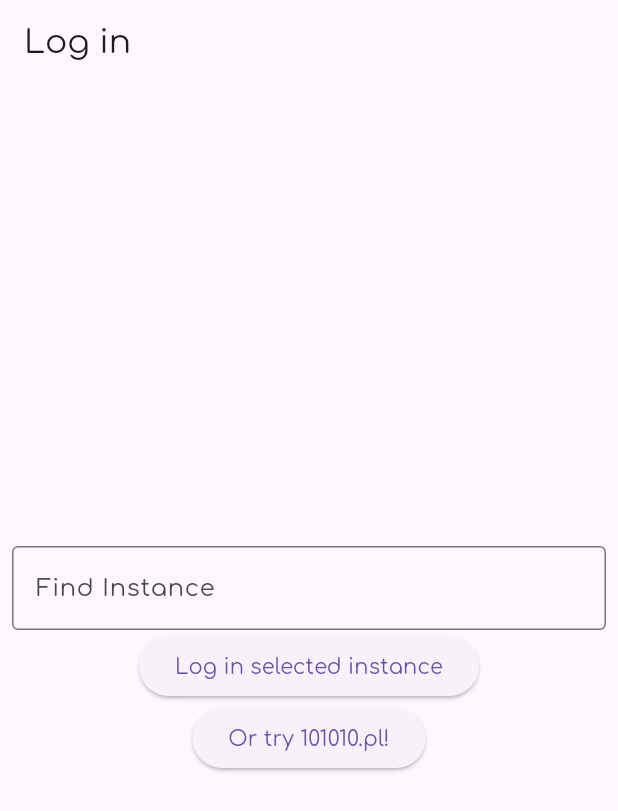
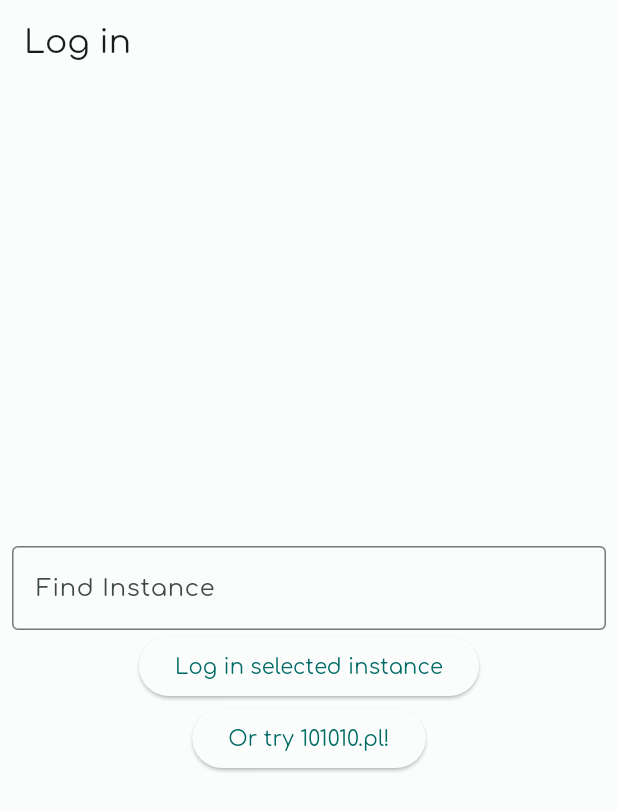
Before and after one commit to grycmat/my_toots, a Flutter app: the screen it shows after launch, on a phone screen of 412 x 824 dp. Shown: the top 811 px of the screen. Run offline on Flutter 3.47's test engine with Material 2 defaults, Android fonts, the phone set to English and light mode, and no system bars; our stand-ins replace cached_network_image, dio, file_picker, flex_color_scheme, flutter_html, get_it and 5 more; missing offline and left inert: any_link_preview.

Commit message:
new color scheme

```diff
--- /dev/null
+++ b/lib/color_schemes.dart
@@ -0,0 +1,65 @@
+import 'package:flutter/material.dart';
+
+const lightColorScheme = ColorScheme(
+  brightness: Brightness.light,
+  primary: Color(0xFF006A64),
+  onPrimary: Color(0xFFFFFFFF),
+  primaryContainer: Color(0xFF71F7EC),
+  onPrimaryContainer: Color(0xFF00201E),
+  secondary: Color(0xFF4A6360),
+  onSecondary: Color(0xFFFFFFFF),
+  secondaryContainer: Color(0xFFCCE8E4),
+  onSecondaryContainer: Color(0xFF051F1D),
+  tertiary: Color(0xFF48617A),
+  onTertiary: Color(0xFFFFFFFF),
+  tertiaryContainer: Color(0xFFCFE5FF),
+  onTertiaryContainer: Color(0xFF001D34),
+  error: Color(0xFFBA1A1A),
+  errorContainer: Color(0xFFFFDAD6),
+  onError: Color(0xFFFFFFFF),
+  onErrorContainer: Color(0xFF410002),
+  background: Color(0xFFFAFDFB),
+  onBackground: Color(0xFF191C1C),
+  surface: Color(0xFFFAFDFB),
+  onSurface: Color(0xFF191C1C),
+  surfaceVariant: Color(0xFFDAE5E2),
+  onSurfaceVariant: Color(0xFF3F4947),
+  outline: Color(0xFF6F7977),
+  onInverseSurface: Color(0xFFEFF1F0),
+  inverseSurface: Color(0xFF2D3130),
+  inversePrimary: Color(0xFF50DBD0),
+  shadow: Color(0xFF000000),
+  surfaceTint: Color(0xFF006A64),
+);
+
+const darkColorScheme = ColorScheme(
+  brightness: Brightness.dark,
+  primary: Color(0xFF50DBD0),
+  onPrimary: Color(0xFF003734),
+  primaryContainer: Color(0xFF00504B),
+  onPrimaryContainer: Color(0xFF71F7EC),
+  secondary: Color(0xFFB0CCC8),
+  onSecondary: Color(0xFF1C3532),
+  secondaryContainer: Color(0xFF324B49),
+  onSecondaryContainer: Color(0xFFCCE8E4),
+  tertiary: Color(0xFFAFC9E7),
+  onTertiary: Color(0xFF18324A),
+  tertiaryContainer: Color(0xFF304962),
+  onTertiaryContainer: Color(0xFFCFE5FF),
+  error: Color(0xFFFFB4AB),
+  errorContainer: Color(0xFF93000A),
+  onError: Color(0xFF690005),
+  onErrorContainer: Color(0xFFFFDAD6),
+  background: Color(0xFF191C1C),
+  onBackground: Color(0xFFE0E3E2),
+  surface: Color(0xFF191C1C),
+  onSurface: Color(0xFFE0E3E2),
+  surfaceVariant: Color(0xFF3F4947),
+  onSurfaceVariant: Color(0xFFBEC9C6),
+  outline: Color(0xFF899391),
+  onInverseSurface: Color(0xFF191C1C),
+  inverseSurface: Color(0xFFE0E3E2),
+  inversePrimary: Color(0xFF006A64),
+  shadow: Color(0xFF000000),
+  surfaceTint: Color(0xFF50DBD0),
+);
--- a/lib/main.dart
+++ b/lib/main.dart
@@ -4,6 +4,7 @@ import 'package:flutter/material.dart';
 import 'package:get_it/get_it.dart';
 import 'package:get_it_mixin/get_it_mixin.dart';
 import 'package:injectable/injectable.dart';
+import 'package:my_toots/color_schemes.dart';
 import 'package:my_toots/getIt.instance.dart';
 import 'package:my_toots/main.config.dart';
 import 'package:my_toots/pages/home.page.dart';
@@ -37,49 +38,16 @@ class MyToots extends StatelessWidget with GetItMixin {
       title: 'Flutter Demo',
       theme: ThemeData(
         useMaterial3: true,
+        colorScheme: lightColorScheme,
         fontFamily: 'Comfortaa',
-        brightness: watchOnly<ThemeService, Brightness>(
-            (ThemeService service) =>
-                service.isDark ? Brightness.dark : Brightness.light),
-        primarySwatch: watchOnly<ThemeService, MaterialColor>(
-            (ThemeService service) => service.primarySwatch),
       ),
-      // theme: FlexThemeData.light(
-      //   scheme: FlexScheme.aquaBlue,
-      //   surfaceMode: FlexSurfaceMode.levelSurfacesLowScaffold,
-      //   blendLevel: 9,
-      //   subThemesData: const FlexSubThemesData(
-      //     blendOnLevel: 10,
-      //     blendOnColors: false,
-      //     useFlutterDefaults: true,
-      //     bottomNavigationBarSelectedLabelSchemeColor: SchemeColor.primary,
-      //     bottomNavigationBarSelectedIconSchemeColor: SchemeColor.primary,
-      //     bottomNavigationBarShowUnselectedLabels: false,
-      //   ),
-      //   visualDensity: FlexColorScheme.comfortablePlatformDensity,
-      //   useMaterial3: true,
-      //   swapLegacyOnMaterial3: true,
-      //   fontFamily: 'Comfortaa',
-      // ),
-      // darkTheme: FlexThemeData.dark(
-      //   scheme: FlexScheme.aquaBlue,
-      //   surfaceMode: FlexSurfaceMode.levelSurfacesLowScaffold,
-      //   blendLevel: 15,
-      //   subThemesData: const FlexSubThemesData(
-      //     blendOnLevel: 20,
-      //     useFlutterDefaults: true,
-      //     bottomNavigationBarSelectedLabelSchemeColor: SchemeColor.primary,
-      //     bottomNavigationBarSelectedIconSchemeColor: SchemeColor.primary,
-      //     bottomNavigationBarShowUnselectedLabels: false,
-      //   ),
-      //   visualDensity: FlexColorScheme.comfortablePlatformDensity,
-      //   useMaterial3: true,
-      //   swapLegacyOnMaterial3: true,
-      //   fontFamily: 'Comfortaa',
-      // ),
-      // themeMode: watchOnly((ThemeService s) => s.isDark)
-      //     ? ThemeMode.dark
-      //     : ThemeMode.light,
+      darkTheme: ThemeData(
+        useMaterial3: true,
+        colorScheme: darkColorScheme,
+        fontFamily: 'Comfortaa',
+      ),
+      themeMode: watchOnly<ThemeService, ThemeMode>((ThemeService service) =>
+          service.isDark ? ThemeMode.dark : ThemeMode.light),
       home: _service.hasUserCredentials()
           ? HomePage()
           : const SelectInstancePage(),
--- a/lib/pages/notifications.page.dart
+++ b/lib/pages/notifications.page.dart
@@ -86,7 +86,6 @@ class _NotificationsPageState extends State<NotificationsPage> {
                           StatusAccountRowWidget(account: noti.account),
                           Card(
                             elevation: 1,
-                            color: Theme.of(context).primaryColorLight,
                             child: StatusInNotificationWidget(
                               status: noti.status!,
                             ),
--- a/lib/widgets/compose_fab.widget.dart
+++ b/lib/widgets/compose_fab.widget.dart
@@ -19,7 +19,7 @@ class ComposeFabWidget extends StatelessWidget {
           Radius.circular(_fabDimension / 2),
         ),
       ),
-      closedColor: Theme.of(context).colorScheme.secondary,
+      closedColor: Theme.of(context).colorScheme.primary,
       closedBuilder: (BuildContext context, VoidCallback openContainer) {
         return SizedBox(
           height: _fabDimension,
--- a/lib/widgets/link_preview.widget.dart
+++ b/lib/widgets/link_preview.widget.dart
@@ -22,7 +22,7 @@ class LinkPreviewWidget extends StatelessWidget {
           color: Theme.of(context).textTheme.bodyLarge!.color,
         ),
         errorWidget: const SizedBox(),
-        backgroundColor: Theme.of(context).cardTheme.color,
+        backgroundColor: Theme.of(context).colorScheme.tertiaryContainer,
         removeElevation: true,
         link: element.attributes['href']!,
       ),
--- a/lib/widgets/status_in_notification.widget.dart
+++ b/lib/widgets/status_in_notification.widget.dart
@@ -53,7 +53,7 @@ class StatusInNotificationWidget extends StatelessWidget {
           ),
           showActions
               ? StatusActionIconButtonsWidget(status: status)
-              : SizedBox()
+              : const SizedBox()
         ],
       ),
     );
```
Also changed, not shown: lib/pages/home.page.dart (+0 -61 lines), lib/widgets/reblog.widget.dart (+8 -5 lines).
